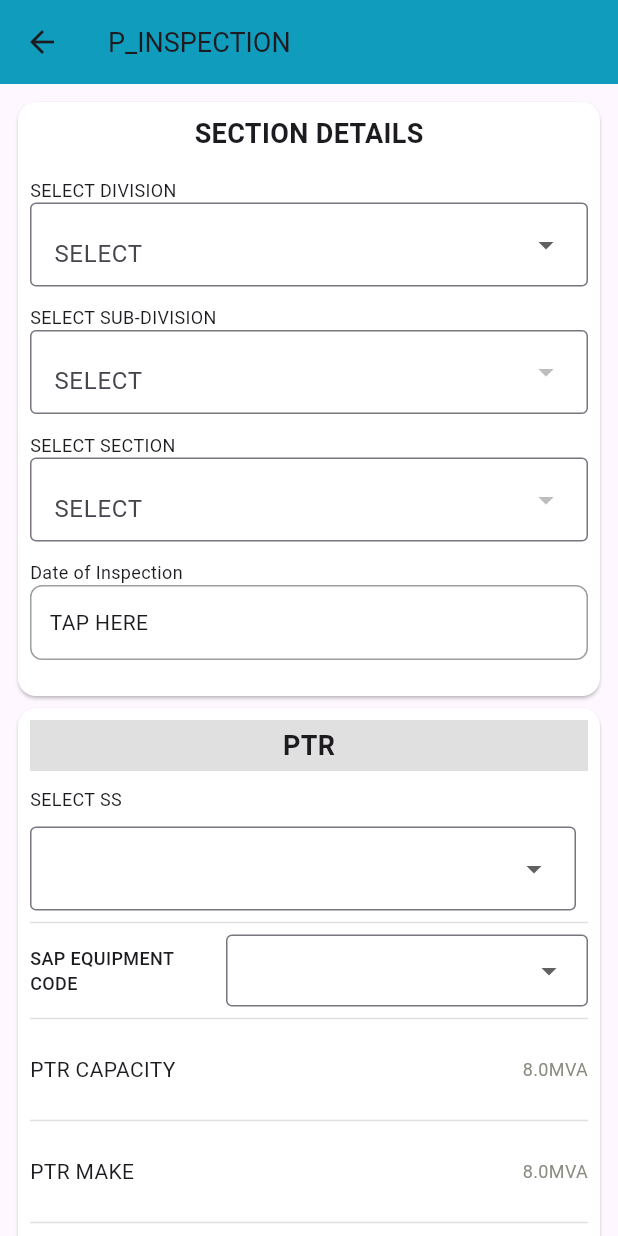
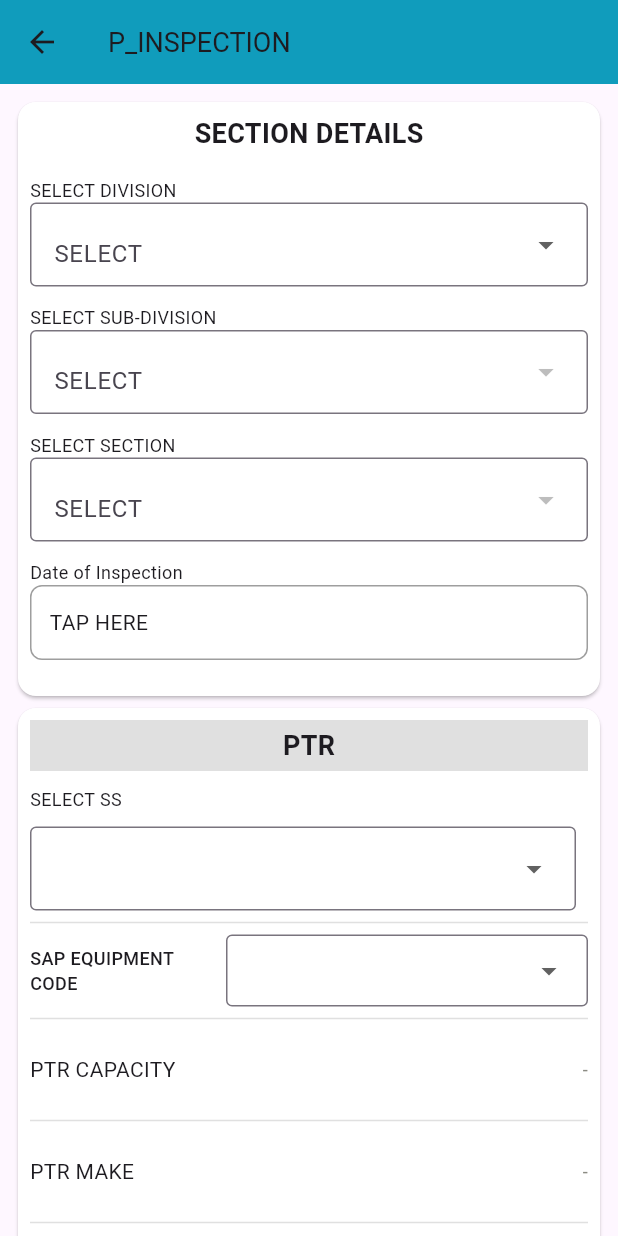
Before and after one commit to UpendarAnalogue/tre_login_periodical_module, a Flutter app: the screen it shows after launch, on a phone screen of 412 x 824 dp. Run offline on Flutter 3.47's test engine with Material 3 defaults, Android fonts, the phone set to English and light mode, and no system bars; our stand-ins replace dropdown_button2.

Commit message:
ptr dropdown values set to dynamically

```diff
--- a/lib/Tre login - periodical module/p_inspection.dart
+++ b/lib/Tre login - periodical module/p_inspection.dart
@@ -48,6 +48,13 @@ class _PInspectionState extends State<PInspection> {
   // final TextEditingController _ = TextEditingController();
 
   List<String> selectSS = ["0004-33KV SS-REC"];
+
+ final Map<String, List<String>> optionValues = {
+  "320000098": ["8.0MVA", "ACCURATE", "APNPDCL-07", "2010"],
+  "3000000215": ["8.0MVA", "VE", "119699", "1991"],
+  "310000111": ["8.0MVA", "KK RAO", "PT-4955", "null"],
+};
+  List<String> displayedValues = ["-", "-", "-", "-"];
 
   List<String> selectDivision = [
     "SELECT",
@@ -577,43 +584,6 @@ class _PInspectionState extends State<PInspection> {
 
                       Divider(color: Colors.grey.shade300, thickness: 1),
 
-                      // Row(
-                      //   children: [
-                      //     Expanded(
-                      //       flex: 1,
-                      //       child: const Text(
-                      //         "SAP EQUIPMENT CODE ",
-                      //         style: TextStyle(fontSize: 8),
-                      //       ),
-                      //     ),
-                      //     const SizedBox(
-                      //       width: 8,
-                      //     ), // spacing between text and dropdown
-                      //     Expanded(
-                      //       flex: 2,
-                      //       child: DropdownButtonFormField2<String>(
-                      //         value: selectedSapEquipCode,
-                      //         decoration: const InputDecoration(
-                      //           border: OutlineInputBorder(),
-                      //           isDense: true, // makes height compact
-                      //         ),
-                      //         items: ["320000098", "3000000215", "310000111"]
-                      //             .map(
-                      //               (status) => DropdownMenuItem(
-                      //                 value: status,
-                      //                 child: Text(status),
-                      //               ),
-                      //             )
-                      //             .toList(),
-                      //         onChanged: (value) {
-                      //           setState(() {
-                      //             selectedSapEquipCode = value;
-                      //           });
-                      //         },
-                      //       ),
-                      //     ),
-                      //   ],
-                      // ),
                       Row(
                         crossAxisAlignment: CrossAxisAlignment.center,
                         children: [
@@ -622,12 +592,12 @@ class _PInspectionState extends State<PInspection> {
                             child: const Text(
                               "SAP EQUIPMENT CODE",
                               style: TextStyle(
-          fontSize: 12, // slightly bigger than 8 for readability
+                                fontSize: 12,
                                 fontWeight: FontWeight.w500,
                               ),
                             ),
                           ),
-    const SizedBox(width: 10), // spacing between label and dropdown
+                          const SizedBox(width: 10),
                           Expanded(
                             flex: 2,
                             child: DropdownButtonFormField2<String>(
@@ -635,7 +605,10 @@ class _PInspectionState extends State<PInspection> {
                               decoration: const InputDecoration(
                                 border: OutlineInputBorder(),
                                 isDense: true,
-          contentPadding: EdgeInsets.symmetric(horizontal: 10, vertical: 12),
+                                contentPadding: EdgeInsets.symmetric(
+                                  horizontal: 10,
+                                  vertical: 12,
+                                ),
                               ),
                               items: ["320000098", "3000000215", "310000111"]
                                   .map(
@@ -648,96 +621,94 @@ class _PInspectionState extends State<PInspection> {
                               onChanged: (value) {
                                 setState(() {
                                   selectedSapEquipCode = value;
-          });
-        },
-      ),
-    ),
-  ],
-),
-
+                                  displayedValues =
+                                      optionValues[value] ??
+                                      ["-", "-", "-", "-"];
+                                });
+                              },
+                            ),
+                          ),
+                        ],
+                      ),
 
                       Divider(color: Colors.grey.shade300, thickness: 1),
 
+
                       Padding(
-                        padding: const EdgeInsets.symmetric(
-                          vertical: 16.0,
-                        ), // top & bottom padding
+                        padding: const EdgeInsets.symmetric(vertical: 16.0),
                         child: Row(
-                          children: const [
-                            Text(
+                          children: [
+                            const Text(
                               "PTR CAPACITY",
                               style: TextStyle(fontSize: 14),
                             ),
-                            Spacer(),
-                            const Text(
-                              "8.0MVA",
-                              style: TextStyle(
-                                fontSize: 12, // reduced font size
-                                color: Color(0xFF8B8B83), // cement color
-                              ),
-                            ),
-                          ],
-                        ),
-                      ),
-
+                            const Spacer(),
+                            Text(
+                              displayedValues[0],
+                              style: const TextStyle(
+                                fontSize: 12,
+                                color: Color(0xFF8B8B83),
+                              ),
+                            ),
+                          ],
+                        ),
+                      ),
                       Divider(color: Colors.grey.shade300, thickness: 1),
 
                       Padding(
-                        padding: const EdgeInsets.symmetric(
-                          vertical: 16.0,
-                        ), // top & bottom padding
+                        padding: const EdgeInsets.symmetric(vertical: 16.0),
                         child: Row(
-                          children: const [
-                            Text("PTR MAKE", style: TextStyle(fontSize: 14)),
-                            Spacer(),
-                            const Text(
-                              "8.0MVA",
-                              style: TextStyle(
-                                fontSize: 12, // reduced font size
-                                color: Color(0xFF8B8B83), // cement color
-                              ),
-                            ),
-                          ],
-                        ),
-                      ),
-
+                          children: [
+                            const Text(
+                              "PTR MAKE",
+                              style: TextStyle(fontSize: 14),
+                            ),
+                            const Spacer(),
+                            Text(
+                             displayedValues[1],
+                              style: const TextStyle(
+                                fontSize: 12,
+                                color: Color(0xFF8B8B83),
+                              ),
+                            ),
+                          ],
+                        ),
+                      ),
                       Divider(color: Colors.grey.shade300, thickness: 1),
 
                       Padding(
-                        padding: const EdgeInsets.symmetric(
-                          vertical: 16.0,
-                        ), // top & bottom padding
+                        padding: const EdgeInsets.symmetric(vertical: 16.0),
                         child: Row(
-                          children: const [
-                            Text("PTR SLNO", style: TextStyle(fontSize: 14)),
-                            Spacer(),
-                            const Text(
-                              "8.0MVA",
-                              style: TextStyle(
-                                fontSize: 12, // reduced font size
-                                color: Color(0xFF8B8B83), // cement color
-                              ),
-                            ),
-                          ],
-                        ),
-                      ),
-
+                          children: [
+                            const Text(
+                              "PTR SLNO",
+                              style: TextStyle(fontSize: 14),
+                            ),
+                            const Spacer(),
+                            Text(
+                              displayedValues[2],
+                              style: const TextStyle(
+                                fontSize: 12,
+                                color: Color(0xFF8B8B83),
+                              ),
+                            ),
+                          ],
+                        ),
+                      ),
                       Divider(color: Colors.grey.shade300, thickness: 1),
 
                       Padding(
-                        padding: const EdgeInsets.symmetric(
-                          vertical: 16.0,
-                        ), // top & bottom padding
+                        padding: const EdgeInsets.symmetric(vertical: 16.0),
                         child: Row(
-                          children: const [
-                            Text(
+                          children: [
+                            const Text(
                               "PTR YEAR OF MFG",
                               style: TextStyle(fontSize: 14),
                             ),
-                            Spacer(),
-                            const Text(
-                              "8.0MVA",
-                              style: TextStyle(
+                            const Spacer(),
+                            Text(
+                              displayedValues[3],
+                              style: const TextStyle(
                                 fontSize: 12,
                                 color: Color(0xFF8B8B83),
                               ),
@@ -745,6 +716,7 @@ class _PInspectionState extends State<PInspection> {
                           ],
                         ),
                       ),
+                      //
                       Divider(color: Colors.grey.shade300, thickness: 1),
 
                       Padding(
```
Lines whose indentation alone changed are shown as unchanged.
